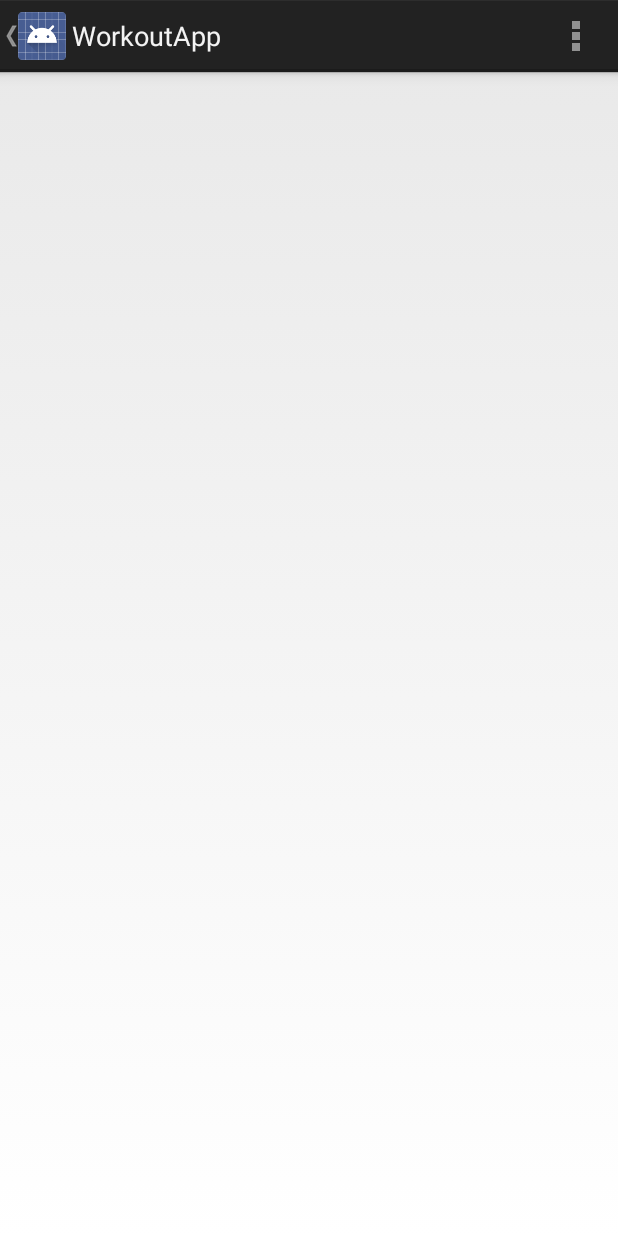
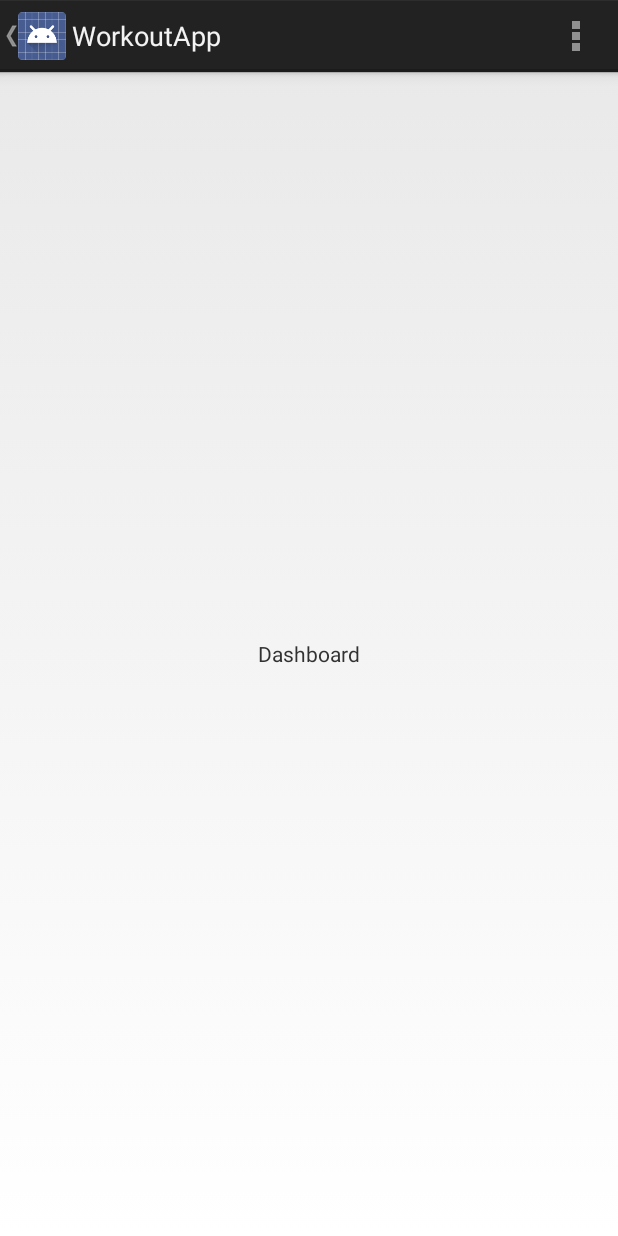
Before and after one commit to armoun/workoutapp, an Android app: the screen it shows after launch (MainActivity), on a phone screen of 412 x 824 dp. Run offline under Robolectric (Android 15) with nearby library versions, the phone set to English and light mode, and no system bars; 2 statements that could not run were skipped.

Commit message:
Default fragment set to dashboard

```diff
--- a/WorkoutApp/app/src/main/java/be/howest/nmct3/workoutapp/MainActivity.java
+++ b/WorkoutApp/app/src/main/java/be/howest/nmct3/workoutapp/MainActivity.java
@@ -41,6 +41,11 @@ public class MainActivity extends FragmentActivity {
 
         final DrawerLayout drawer = (DrawerLayout)findViewById(R.id.drawer_layout);
         final ListView list = (ListView) findViewById(R.id.drawer);
+
+        FragmentTransaction transition = getSupportFragmentManager().beginTransaction();
+        transition.replace(R.id.main, Fragment.instantiate(MainActivity.this, fragments[0]));
+        transition.commit();
+
         list.setAdapter(ad);
         list.setOnItemClickListener(new AdapterView.OnItemClickListener() {
             @Override
--- a/WorkoutApp/app/src/main/res/layout/dashboard_fragment_layout.xml
+++ b/WorkoutApp/app/src/main/res/layout/dashboard_fragment_layout.xml
@@ -8,6 +8,7 @@
         android:layout_height="wrap_content"
         android:text="Dashboard"
         android:id="@+id/textView"
+        android:layout_centerVertical="true"
         android:layout_centerHorizontal="true" />
 
 </RelativeLayout>
--- a/WorkoutApp/app/src/main/res/layout/exercises_fragment_layout.xml
+++ b/WorkoutApp/app/src/main/res/layout/exercises_fragment_layout.xml
@@ -8,6 +8,7 @@
         android:layout_height="wrap_content"
         android:text="Exercises"
         android:id="@+id/textView"
+        android:layout_centerVertical="true"
         android:layout_centerHorizontal="true" />
 
 </RelativeLayout>
--- a/WorkoutApp/app/src/main/res/layout/planner_fragment_layout.xml
+++ b/WorkoutApp/app/src/main/res/layout/planner_fragment_layout.xml
@@ -8,6 +8,7 @@
         android:layout_height="wrap_content"
         android:text="Planner"
         android:id="@+id/textView"
+        android:layout_centerVertical="true"
         android:layout_centerHorizontal="true" />
 
 </RelativeLayout>
--- a/WorkoutApp/app/src/main/res/layout/settings_fragment_layout.xml
+++ b/WorkoutApp/app/src/main/res/layout/settings_fragment_layout.xml
@@ -8,6 +8,7 @@
         android:layout_height="wrap_content"
         android:text="Settings"
         android:id="@+id/textView"
+        android:layout_centerVertical="true"
         android:layout_centerHorizontal="true" />
 
 </RelativeLayout>
--- a/WorkoutApp/app/src/main/res/layout/workouts_fragment_layout.xml
+++ b/WorkoutApp/app/src/main/res/layout/workouts_fragment_layout.xml
@@ -8,6 +8,7 @@
         android:layout_height="wrap_content"
         android:text="Workouts"
         android:id="@+id/textView"
+        android:layout_centerVertical="true"
         android:layout_centerHorizontal="true" />
 
 </RelativeLayout>
```
